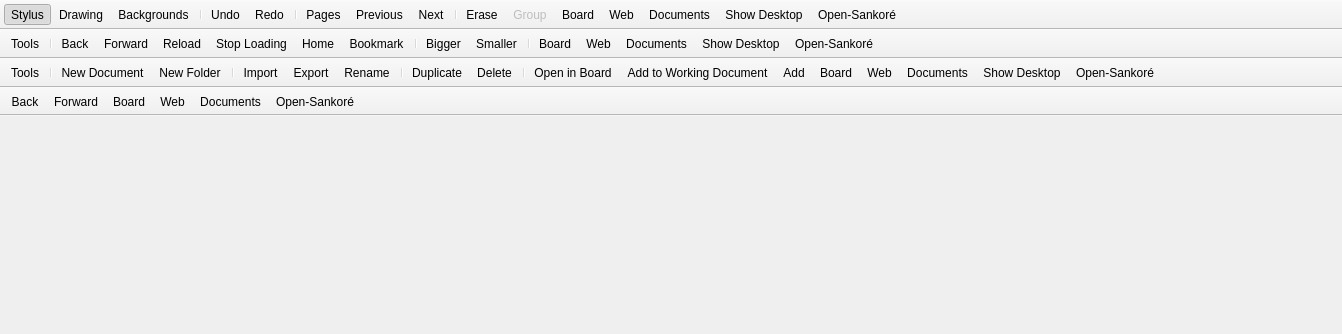
Qt form resources/forms/mainWindow.ui (Sankore/Sankore-3.1) before a commit.
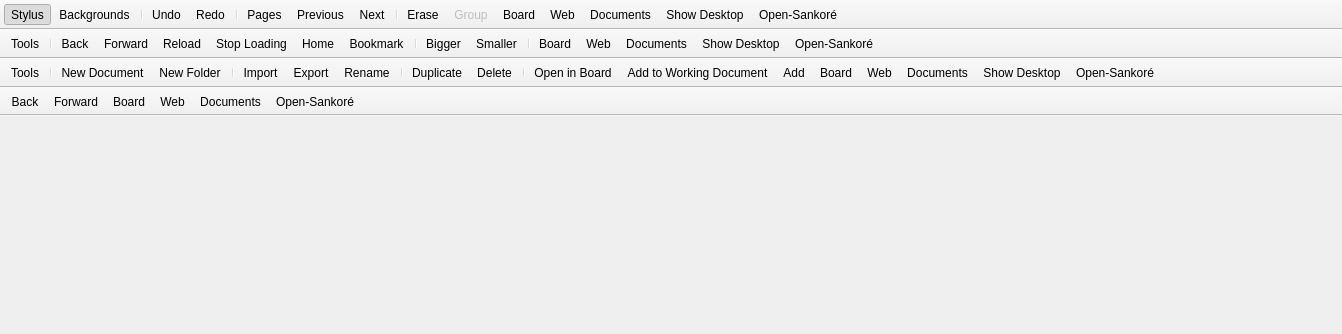
The same form after that commit. Icons and pictures are not drawn.

Commit message: La DrawingPalette s'ouvre à côté du bouton Drawing, qui se trouve maintenant dans la StylusPalette

What changed in the file:
```diff
--- a/resources/forms/mainWindow.ui
+++ b/resources/forms/mainWindow.ui
@@ -59,7 +59,6 @@
     <bool>false</bool>
    </attribute>
    <addaction name="actionStylus"/>
-   <addaction name="actionDrawing"/>
    <addaction name="actionBackgrounds"/>
    <addaction name="separator"/>
    <addaction name="actionUndo"/>
```
Left out of the diff: 2 changed lines with no effect on the pictures. The commit also changes 6 other files.
